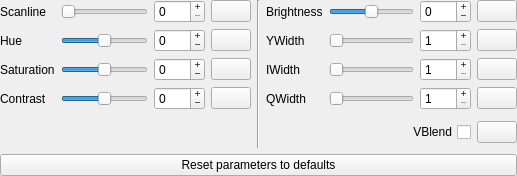
punesemu/puNES, file src/gui/designer/wdgNTSCBisqwitFilter.ui: the form before one commit.
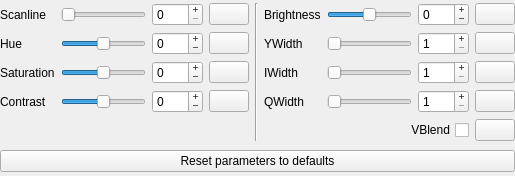
The form after the commit. Icons and pictures are not drawn.

Commit message: Simplified layout of wdgNTSCFilter and wdgNTSCBisqwitFilter.

```diff
--- a/src/gui/designer/wdgNTSCBisqwitFilter.ui
+++ b/src/gui/designer/wdgNTSCBisqwitFilter.ui
@@ -6,7 +6,7 @@
    <rect>
     <x>0</x>
     <y>0</y>
-    <width>517</width>
+    <width>515</width>
     <height>176</height>
    </rect>
   </property>
@@ -19,7 +19,7 @@
   <property name="windowTitle">
    <string notr="true">wdgNTSCBisqwitFilter</string>
   </property>
-  <layout class="QGridLayout" name="gridLayout_wdgNTSCBisqwitFilter">
+  <layout class="QVBoxLayout" name="verticalLayout_wdgNTSCBisqwitFilter">
    <property name="leftMargin">
     <number>0</number>
    </property>
@@ -32,9 +32,115 @@
    <property name="bottomMargin">
     <number>0</number>
    </property>
-   <item row="1" column="2">
-    <layout class="QGridLayout" name="gridLayout_parameters_2">
+   <item>
+    <layout class="QGridLayout" name="gridLayout_parameters">
+     <item row="1" column="1">
+      <widget class="QSlider" name="horizontalSlider_Hue">
+       <property name="minimum">
+        <number>-100</number>
+       </property>
+       <property name="maximum">
+        <number>100</number>
+       </property>
+       <property name="orientation">
+        <enum>Qt::Horizontal</enum>
+       </property>
+      </widget>
+     </item>
      <item row="3" column="0">
+      <widget class="QLabel" name="label_Contrast">
+       <property name="text">
+        <string>Contrast</string>
+       </property>
+       <property name="alignment">
+        <set>Qt::AlignLeading|Qt::AlignLeft|Qt::AlignVCenter</set>
+       </property>
+      </widget>
+     </item>
+     <item row="3" column="6">
+      <widget class="QSlider" name="horizontalSlider_QWidth">
+       <property name="minimum">
+        <number>1</number>
+       </property>
+       <property name="maximum">
+        <number>50</number>
+       </property>
+       <property name="orientation">
+        <enum>Qt::Horizontal</enum>
+       </property>
+      </widget>
+     </item>
+     <item row="1" column="8">
+      <widget class="QPushButton" name="pushButton_YWidth">
+       <property name="text">
+        <string notr="true"/>
+       </property>
+       <property name="icon">
+        <iconset resource="resources.qrc">
+         <normaloff>:/icon/icons/default.svgz</normaloff>:/icon/icons/default.svgz</iconset>
+       </property>
+      </widget>
+     </item>
+     <item row="1" column="0">
+      <widget class="QLabel" name="label_Hue">
+       <property name="text">
+        <string>Hue</string>
+       </property>
+       <property name="alignment">
+        <set>Qt::AlignLeading|Qt::AlignLeft|Qt::AlignVCenter</set>
+       </property>
+      </widget>
+     </item>
+     <item row="0" column="2">
+      <widget class="QSpinBox" name="spinBox_Scanline">
+       <property name="buttonSymbols">
+        <enum>QAbstractSpinBox::PlusMinus</enum>
+       </property>
+       <property name="maximum">
+        <number>100</number>
+       </property>
+      </widget>
+     </item>
+     <item row="0" column="7">
+      <widget class="QSpinBox" name="spinBox_Brightness">
+       <property name="buttonSymbols">
+        <enum>QAbstractSpinBox::PlusMinus</enum>
+       </property>
+       <property name="minimum">
+        <number>-100</number>
+       </property>
+       <property name="maximum">
+        <number>100</number>
+       </property>
+      </widget>
+     </item>
+     <item row="2" column="6">
+      <widget class="QSlider" name="horizontalSlider_IWidth">
+       <property name="minimum">
+        <number>1</number>
+       </property>
+       <property name="maximum">
+        <number>50</number>
+       </property>
+       <property name="orientation">
+        <enum>Qt::Horizontal</enum>
+       </property>
+      </widget>
+     </item>
+     <item row="1" column="7">
+      <widget class="QSpinBox" name="spinBox_YWidth">
+       <property name="buttonSymbols">
+        <enum>QAbstractSpinBox::PlusMinus</enum>
+       </property>
+       <property name="minimum">
+        <number>1</number>
+       </property>
+       <property name="maximum">
+        <number>50</number>
+       </property>
+      </widget>
+     </item>
+     <item row="3" column="5">
       <widget class="QLabel" name="label_QWidth">
        <property name="text">
         <string>QWidth</string>
@@ -44,7 +150,78 @@
        </property>
       </widget>
      </item>
-     <item row="1" column="0">
+     <item row="2" column="1">
+      <widget class="QSlider" name="horizontalSlider_Saturation">
+       <property name="minimum">
+        <number>-100</number>
+       </property>
+       <property name="maximum">
+        <number>100</number>
+       </property>
+       <property name="orientation">
+        <enum>Qt::Horizontal</enum>
+       </property>
+      </widget>
+     </item>
+     <item row="0" column="0">
+      <widget class="QLabel" name="label_Scanline">
+       <property name="text">
+        <string>Scanline</string>
+       </property>
+       <property name="alignment">
+        <set>Qt::AlignLeading|Qt::AlignLeft|Qt::AlignVCenter</set>
+       </property>
+      </widget>
+     </item>
+     <item row="3" column="7">
+      <widget class="QSpinBox" name="spinBox_QWidth">
+       <property name="buttonSymbols">
+        <enum>QAbstractSpinBox::PlusMinus</enum>
+       </property>
+       <property name="minimum">
+        <number>1</number>
+       </property>
+       <property name="maximum">
+        <number>50</number>
+       </property>
+      </widget>
+     </item>
+     <item row="0" column="8">
+      <widget class="QPushButton" name="pushButton_Brightness">
+       <property name="text">
+        <string notr="true"/>
+       </property>
+       <property name="icon">
+        <iconset resource="resources.qrc">
+         <normaloff>:/icon/icons/default.svgz</normaloff>:/icon/icons/default.svgz</iconset>
+       </property>
+      </widget>
+     </item>
+     <item row="1" column="6">
+      <widget class="QSlider" name="horizontalSlider_YWidth">
+       <property name="minimum">
+        <number>1</number>
+       </property>
+       <property name="maximum">
+        <number>50</number>
+       </property>
+       <property name="orientation">
+        <enum>Qt::Horizontal</enum>
+       </property>
+      </widget>
+     </item>
+     <item row="3" column="3">
+      <widget class="QPushButton" name="pushButton_Contrast">
+       <property name="text">
+        <string notr="true"/>
+       </property>
+       <property name="icon">
+        <iconset resource="resources.qrc">
+         <normaloff>:/icon/icons/default.svgz</normaloff>:/icon/icons/default.svgz</iconset>
+       </property>
+      </widget>
+     </item>
+     <item row="1" column="5">
       <widget class="QLabel" name="label_YWidth">
        <property name="text">
         <string>YWidth</string>
@@ -54,59 +231,120 @@
        </property>
       </widget>
      </item>
-     <item row="1" column="1">
-      <widget class="QSlider" name="horizontalSlider_YWidth">
+     <item row="0" column="6">
+      <widget class="QSlider" name="horizontalSlider_Brightness">
        <property name="minimum">
-        <number>1</number>
+        <number>-100</number>
        </property>
        <property name="maximum">
-        <number>50</number>
+        <number>100</number>
        </property>
        <property name="orientation">
         <enum>Qt::Horizontal</enum>
        </property>
       </widget>
      </item>
-     <item row="3" column="2">
-      <widget class="QSpinBox" name="spinBox_QWidth">
-       <property name="buttonSymbols">
-        <enum>QAbstractSpinBox::PlusMinus</enum>
+     <item row="2" column="5">
+      <widget class="QLabel" name="label_IWidth">
+       <property name="text">
+        <string>IWidth</string>
        </property>
-       <property name="minimum">
-        <number>1</number>
-       </property>
-       <property name="maximum">
-        <number>50</number>
+       <property name="alignment">
+        <set>Qt::AlignLeading|Qt::AlignLeft|Qt::AlignVCenter</set>
        </property>
       </widget>
      </item>
      <item row="2" column="2">
-      <widget class="QSpinBox" name="spinBox_IWidth">
+      <widget class="QSpinBox" name="spinBox_Saturation">
        <property name="buttonSymbols">
         <enum>QAbstractSpinBox::PlusMinus</enum>
        </property>
        <property name="minimum">
-        <number>1</number>
+        <number>-100</number>
        </property>
        <property name="maximum">
-        <number>50</number>
+        <number>100</number>
        </property>
       </widget>
      </item>
-     <item row="2" column="1">
-      <widget class="QSlider" name="horizontalSlider_IWidth">
+     <item row="1" column="2">
+      <widget class="QSpinBox" name="spinBox_Hue">
+       <property name="buttonSymbols">
+        <enum>QAbstractSpinBox::PlusMinus</enum>
+       </property>
        <property name="minimum">
-        <number>1</number>
+        <number>-100</number>
        </property>
        <property name="maximum">
-        <number>50</number>
+        <number>100</number>
        </property>
+      </widget>
+     </item>
+     <item row="2" column="8">
+      <widget class="QPushButton" name="pushButton_IWidth">
+       <property name="text">
+        <string notr="true"/>
+       </property>
+       <property name="icon">
+        <iconset resource="resources.qrc">
+         <normaloff>:/icon/icons/default.svgz</normaloff>:/icon/icons/default.svgz</iconset>
+       </property>
+      </widget>
+     </item>
+     <item row="0" column="1">
+      <widget class="QSlider" name="horizontalSlider_Scanline">
+       <property name="maximum">
+        <number>100</number>
+       </property>
        <property name="orientation">
         <enum>Qt::Horizontal</enum>
        </property>
       </widget>
      </item>
-     <item row="3" column="3">
+     <item row="0" column="4" rowspan="5">
+      <widget class="Line" name="line">
+       <property name="orientation">
+        <enum>Qt::Vertical</enum>
+       </property>
+      </widget>
+     </item>
+     <item row="3" column="2">
+      <widget class="QSpinBox" name="spinBox_Contrast">
+       <property name="buttonSymbols">
+        <enum>QAbstractSpinBox::PlusMinus</enum>
+       </property>
+       <property name="minimum">
+        <number>-100</number>
+       </property>
+       <property name="maximum">
+        <number>100</number>
+       </property>
+      </widget>
+     </item>
+     <item row="3" column="1">
+      <widget class="QSlider" name="horizontalSlider_Contrast">
+       <property name="minimum">
+        <number>-100</number>
+       </property>
+       <property name="maximum">
+        <number>100</number>
+       </property>
+       <property name="orientation">
+        <enum>Qt::Horizontal</enum>
+       </property>
+      </widget>
+     </item>
+     <item row="2" column="0">
+      <widget class="QLabel" name="label_Saturation">
+       <property name="text">
+        <string>Saturation</string>
+       </property>
+       <property name="alignment">
+        <set>Qt::AlignLeading|Qt::AlignLeft|Qt::AlignVCenter</set>
+       </property>
+      </widget>
+     </item>
+     <item row="3" column="8">
       <widget class="QPushButton" name="pushButton_QWidth">
        <property name="text">
         <string notr="true"/>
@@ -117,7 +355,74 @@
        </property>
       </widget>
      </item>
-     <item row="4" column="1" colspan="2">
+     <item row="2" column="3">
+      <widget class="QPushButton" name="pushButton_Saturation">
+       <property name="text">
+        <string notr="true"/>
+       </property>
+       <property name="icon">
+        <iconset resource="resources.qrc">
+         <normaloff>:/icon/icons/default.svgz</normaloff>:/icon/icons/default.svgz</iconset>
+       </property>
+      </widget>
+     </item>
+     <item row="1" column="3">
+      <widget class="QPushButton" name="pushButton_Hue">
+       <property name="text">
+        <string notr="true"/>
+       </property>
+       <property name="icon">
+        <iconset resource="resources.qrc">
+         <normaloff>:/icon/icons/default.svgz</normaloff>:/icon/icons/default.svgz</iconset>
+       </property>
+      </widget>
+     </item>
+     <item row="0" column="5">
+      <widget class="QLabel" name="label_Brightness">
+       <property name="text">
+        <string>Brightness</string>
+       </property>
+       <property name="alignment">
+        <set>Qt::AlignLeading|Qt::AlignLeft|Qt::AlignVCenter</set>
+       </property>
+      </widget>
+     </item>
+     <item row="2" column="7">
+      <widget class="QSpinBox" name="spinBox_IWidth">
+       <property name="buttonSymbols">
+        <enum>QAbstractSpinBox::PlusMinus</enum>
+       </property>
+       <property name="minimum">
+        <number>1</number>
+       </property>
+       <property name="maximum">
+        <number>50</number>
+       </property>
+      </widget>
+     </item>
+     <item row="4" column="8">
+      <widget class="QPushButton" name="pushButton_VBlend">
+       <property name="text">
+        <string notr="true"/>
+       </property>
+       <property name="icon">
+        <iconset resource="resources.qrc">
+         <normaloff>:/icon/icons/default.svgz</normaloff>:/icon/icons/default.svgz</iconset>
+       </property>
+      </widget>
+     </item>
+     <item row="0" column="3">
+      <widget class="QPushButton" name="pushButton_Scanline">
+       <property name="text">
+        <string notr="true"/>
+       </property>
+       <property name="icon">
+        <iconset resource="resources.qrc">
+         <normaloff>:/icon/icons/default.svgz</normaloff>:/icon/icons/default.svgz</iconset>
+       </property>
+      </widget>
+     </item>
+     <item row="4" column="5" colspan="3">
       <layout class="QHBoxLayout" name="horizontalLayout_MV">
        <item>
         <widget class="QCheckBox" name="checkBox_Vertical_Blend">
@@ -131,344 +436,9 @@
        </item>
       </layout>
      </item>
-     <item row="0" column="1">
-      <widget class="QSlider" name="horizontalSlider_Brightness">
-       <property name="minimum">
-        <number>-100</number>
-       </property>
-       <property name="maximum">
-        <number>100</number>
-       </property>
-       <property name="orientation">
-        <enum>Qt::Horizontal</enum>
-       </property>
-      </widget>
-     </item>
-     <item row="1" column="3">
-      <widget class="QPushButton" name="pushButton_YWidth">
-       <property name="text">
-        <string notr="true"/>
-       </property>
-       <property name="icon">
-        <iconset resource="resources.qrc">
-         <normaloff>:/icon/icons/default.svgz</normaloff>:/icon/icons/default.svgz</iconset>
-       </property>
-      </widget>
-     </item>
-     <item row="1" column="2">
-      <widget class="QSpinBox" name="spinBox_YWidth">
-       <property name="buttonSymbols">
-        <enum>QAbstractSpinBox::PlusMinus</enum>
-       </property>
-       <property name="minimum">
-        <number>1</number>
-       </property>
-       <property name="maximum">
-        <number>50</number>
-       </property>
-      </widget>
-     </item>
-     <item row="4" column="0">
-      <spacer name="verticalSpacer_parametrs_2">
-       <property name="orientation">
-        <enum>Qt::Vertical</enum>
-       </property>
-       <property name="sizeHint" stdset="0">
-        <size>
-         <width>20</width>
-         <height>0</height>
-        </size>
-       </property>
-      </spacer>
-     </item>
-     <item row="0" column="0">
-      <widget class="QLabel" name="label_Brightness">
-       <property name="text">
-        <string>Brightness</string>
-       </property>
-       <property name="alignment">
-        <set>Qt::AlignLeading|Qt::AlignLeft|Qt::AlignVCenter</set>
-       </property>
-      </widget>
-     </item>
-     <item row="2" column="3">
-      <widget class="QPushButton" name="pushButton_IWidth">
-       <property name="text">
-        <string notr="true"/>
-       </property>
-       <property name="icon">
-        <iconset resource="resources.qrc">
-         <normaloff>:/icon/icons/default.svgz</normaloff>:/icon/icons/default.svgz</iconset>
-       </property>
-      </widget>
-     </item>
-     <item row="2" column="0">
-      <widget class="QLabel" name="label_IWidth">
-       <property name="text">
-        <string>IWidth</string>
-       </property>
-       <property name="alignment">
-        <set>Qt::AlignLeading|Qt::AlignLeft|Qt::AlignVCenter</set>
-       </property>
-      </widget>
-     </item>
-     <item row="3" column="1">
-      <widget class="QSlider" name="horizontalSlider_QWidth">
-       <property name="minimum">
-        <number>1</number>
-       </property>
-       <property name="maximum">
-        <number>50</number>
-       </property>
-       <property name="orientation">
-        <enum>Qt::Horizontal</enum>
-       </property>
-      </widget>
-     </item>
-     <item row="0" column="2">
-      <widget class="QSpinBox" name="spinBox_Brightness">
-       <property name="buttonSymbols">
-        <enum>QAbstractSpinBox::PlusMinus</enum>
-       </property>
-       <property name="minimum">
-        <number>-100</number>
-       </property>
-       <property name="maximum">
-        <number>100</number>
-       </property>
-      </widget>
-     </item>
-     <item row="4" column="3">
-      <widget class="QPushButton" name="pushButton_VBlend">
-       <property name="text">
-        <string notr="true"/>
-       </property>
-       <property name="icon">
-        <iconset resource="resources.qrc">
-         <normaloff>:/icon/icons/default.svgz</normaloff>:/icon/icons/default.svgz</iconset>
-       </property>
-      </widget>
-     </item>
-     <item row="0" column="3">
-      <widget class="QPushButton" name="pushButton_Brightness">
-       <property name="text">
-        <string notr="true"/>
-       </property>
-       <property name="icon">
-        <iconset resource="resources.qrc">
-         <normaloff>:/icon/icons/default.svgz</normaloff>:/icon/icons/default.svgz</iconset>
-       </property>
-      </widget>
-     </item>
     </layout>
    </item>
-   <item row="1" column="0">
-    <layout class="QGridLayout" name="gridLayout_parameters_1">
-     <item row="1" column="3">
-      <widget class="QPushButton" name="pushButton_Hue">
-       <property name="text">
-        <string notr="true"/>
-       </property>
-       <property name="icon">
-        <iconset resource="resources.qrc">
-         <normaloff>:/icon/icons/default.svgz</normaloff>:/icon/icons/default.svgz</iconset>
-       </property>
-      </widget>
-     </item>
-     <item row="1" column="1">
-      <widget class="QSlider" name="horizontalSlider_Hue">
-       <property name="minimum">
-        <number>-100</number>
-       </property>
-       <property name="maximum">
-        <number>100</number>
-       </property>
-       <property name="orientation">
-        <enum>Qt::Horizontal</enum>
-       </property>
-      </widget>
-     </item>
-     <item row="0" column="3">
-      <widget class="QPushButton" name="pushButton_Scanline">
-       <property name="text">
-        <string notr="true"/>
-       </property>
-       <property name="icon">
-        <iconset resource="resources.qrc">
-         <normaloff>:/icon/icons/default.svgz</normaloff>:/icon/icons/default.svgz</iconset>
-       </property>
-      </widget>
-     </item>
-     <item row="0" column="2">
-      <widget class="QSpinBox" name="spinBox_Scanline">
-       <property name="buttonSymbols">
-        <enum>QAbstractSpinBox::PlusMinus</enum>
-       </property>
-       <property name="maximum">
-        <number>100</number>
-       </property>
-      </widget>
-     </item>
-     <item row="1" column="2">
-      <widget class="QSpinBox" name="spinBox_Hue">
-       <property name="buttonSymbols">
-        <enum>QAbstractSpinBox::PlusMinus</enum>
-       </property>
-       <property name="minimum">
-        <number>-100</number>
-       </property>
-       <property name="maximum">
-        <number>100</number>
-       </property>
-      </widget>
-     </item>
-     <item row="3" column="3">
-      <widget class="QPushButton" name="pushButton_Contrast">
-       <property name="text">
-        <string notr="true"/>
-       </property>
-       <property name="icon">
-        <iconset resource="resources.qrc">
-         <normaloff>:/icon/icons/default.svgz</normaloff>:/icon/icons/default.svgz</iconset>
-       </property>
-      </widget>
-     </item>
-     <item row="2" column="1">
-      <widget class="QSlider" name="horizontalSlider_Saturation">
-       <property name="minimum">
-        <number>-100</number>
-       </property>
-       <property name="maximum">
-        <number>100</number>
-       </property>
-       <property name="orientation">
-        <enum>Qt::Horizontal</enum>
-       </property>
-      </widget>
-     </item>
-     <item row="0" column="0">
-      <widget class="QLabel" name="label_Scanline">
-       <property name="text">
-        <string>Scanline</string>
-       </property>
-       <property name="alignment">
-        <set>Qt::AlignLeading|Qt::AlignLeft|Qt::AlignVCenter</set>
-       </property>
-      </widget>
-     </item>
-     <item row="2" column="0">
-      <widget class="QLabel" name="label_Saturation">
-       <property name="text">
-        <string>Saturation</string>
-       </property>
-       <property name="alignment">
-        <set>Qt::AlignLeading|Qt::AlignLeft|Qt::AlignVCenter</set>
-       </property>
-      </widget>
-     </item>
-     <item row="2" column="2">
-      <widget class="QSpinBox" name="spinBox_Saturation">
-       <property name="buttonSymbols">
-        <enum>QAbstractSpinBox::PlusMinus</enum>
-       </property>
-       <property name="minimum">
-        <number>-100</number>
-       </property>
-       <property name="maximum">
-        <number>100</number>
-       </property>
-      </widget>
-     </item>
-     <item row="3" column="2">
-      <widget class="QSpinBox" name="spinBox_Contrast">
-       <property name="buttonSymbols">
-        <enum>QAbstractSpinBox::PlusMinus</enum>
-       </property>
-       <property name="minimum">
-        <number>-100</number>
-       </property>
-       <property name="maximum">
-        <number>100</number>
-       </property>
-      </widget>
-     </item>
-     <item row="3" column="0">
-      <widget class="QLabel" name="label_Contrast">
-       <property name="text">
-        <string>Contrast</string>
-       </property>
-       <property name="alignment">
-        <set>Qt::AlignLeading|Qt::AlignLeft|Qt::AlignVCenter</set>
-       </property>
-      </widget>
-     </item>
-     <item row="3" column="1">
-      <widget class="QSlider" name="horizontalSlider_Contrast">
-       <property name="minimum">
-        <number>-100</number>
-       </property>
-       <property name="maximum">
-        <number>100</number>
-       </property>
-       <property name="orientation">
-        <enum>Qt::Horizontal</enum>
-       </property>
-      </widget>
-     </item>
-     <item row="2" column="3">
-      <widget class="QPushButton" name="pushButton_Saturation">
-       <property name="text">
-        <string notr="true"/>
-       </property>
-       <property name="icon">
-        <iconset resource="resources.qrc">
-         <normaloff>:/icon/icons/default.svgz</normaloff>:/icon/icons/default.svgz</iconset>
-       </property>
-      </widget>
-     </item>
-     <item row="1" column="0">
-      <widget class="QLabel" name="label_Hue">
-       <property name="text">
-        <string>Hue</string>
-       </property>
-       <property name="alignment">
-        <set>Qt::AlignLeading|Qt::AlignLeft|Qt::AlignVCenter</set>
-       </property>
-      </widget>
-     </item>
-     <item row="0" column="1">
-      <widget class="QSlider" name="horizontalSlider_Scanline">
-       <property name="maximum">
-        <number>100</number>
-       </property>
-       <property name="orientation">
-        <enum>Qt::Horizontal</enum>
-       </property>
-      </widget>
-     </item>
-     <item row="4" column="0">
-      <spacer name="verticalSpacer_parametrs_1">
-       <property name="orientation">
-        <enum>Qt::Vertical</enum>
-       </property>
-       <property name="sizeHint" stdset="0">
-        <size>
-         <width>20</width>
-         <height>0</height>
-        </size>
-       </property>
-      </spacer>
-     </item>
-    </layout>
-   </item>
-   <item row="1" column="1">
-    <widget class="Line" name="line">
-     <property name="orientation">
-      <enum>Qt::Vertical</enum>
-     </property>
-    </widget>
-   </item>
-   <item row="6" column="0" colspan="3">
+   <item>
     <widget class="QPushButton" name="pushButton_NTSC_Parameters_reset">
      <property name="text">
       <string>Reset parameters to defaults</string>
```
The commit also changes 1 other file.
